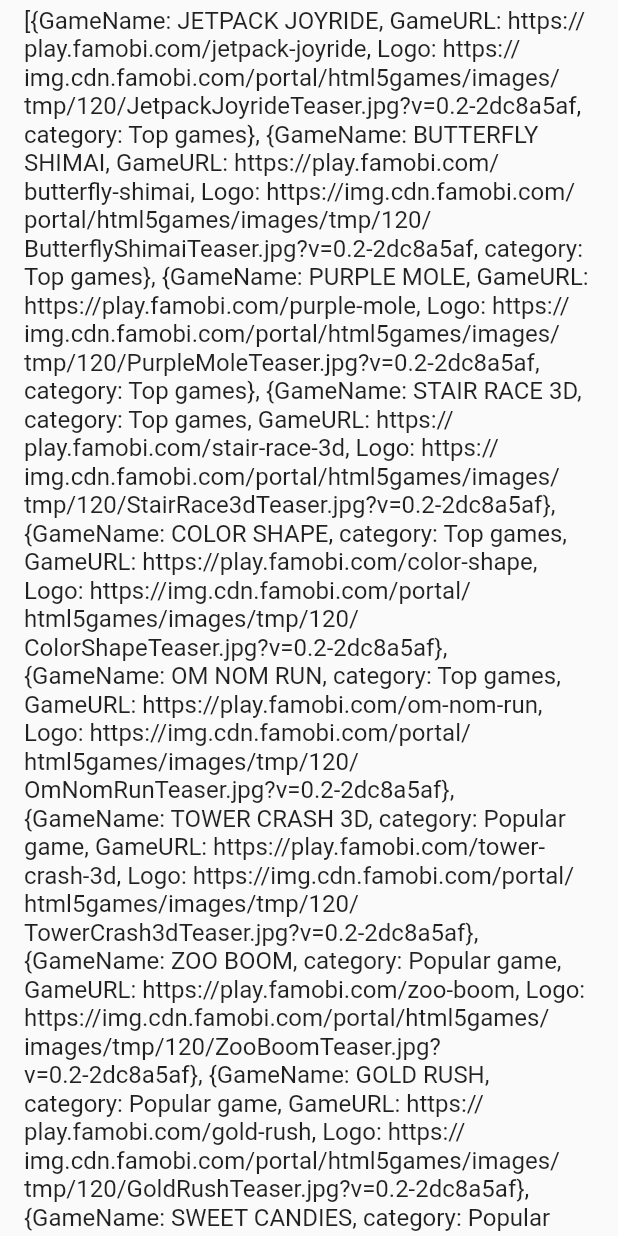
After one commit to mohitvora0707/AllGame-_App, a Flutter app: the MMM screen opened directly, on a phone screen of 412 x 824 dp. The commit adds this screen. Run offline on Flutter 3.47's test engine with Material 2 defaults, Android fonts, the phone set to English and light mode, and no system bars; our stand-ins replace animate_do, carousel_slider, cloud_firestore, connectivity_plus, dot_navigation_bar, double_back_to_close_app and 8 more; accounts and stored records are empty; network calls fail.

Commit message:
all change

```diff
--- a/lib/Data/AllGames_Data.dart
+++ b/lib/Data/AllGames_Data.dart
@@ -1,3 +1,5 @@
+final List<Map<String, dynamic>> kkkk = [];
+
 final List<Map<String, dynamic>> AllGame = [
   /// Topgames//
   {
@@ -404,24 +406,25 @@ final List<Map<String, dynamic>> AllGame = [
         'https://img.cdn.famobi.com/portal/html5games/images/tmp/120/BurninRubber_Teaser.jpg?v=0.2-2dc8a5af'
   },
 ];
+List ttttt = kkkk.where((element) => element["category"] == "Racing").toList();
 
 List Topgames =
-    AllGame.where((element) => element['category'] == 'Top games').toList();
+    AllGame.where((element) => element["category"] == "Top games").toList();
 
 List PopularGame =
-    AllGame.where((element) => element['category'] == 'Popular game').toList();
+    AllGame.where((element) => element["category"] == "Popular game").toList();
 
 List GirlsGame =
-    AllGame.where((element) => element['category'] == 'Girls game').toList();
+    AllGame.where((element) => element["category"] == "Girls game").toList();
 
 List QuizGame =
-    AllGame.where((element) => element['category'] == 'Quiz game').toList();
+    AllGame.where((element) => element["category"] == "Quiz game").toList();
 
 List Racing =
-    AllGame.where((element) => element['category'] == 'Racing').toList();
+    AllGame.where((element) => element["category"] == "Racing").toList();
 
 List Cards =
-    AllGame.where((element) => element['category'] == 'Cards').toList();
+    AllGame.where((element) => element["category"] == "Cards").toList();
 
 List Sport =
-    AllGame.where((element) => element['category'] == 'Sport').toList();
+    AllGame.where((element) => element["category"] == "Sport").toList();
--- /dev/null
+++ b/lib/Model/GameModel.dart
@@ -0,0 +1,35 @@
+import 'dart:convert';
+
+List<AllGameModel> allGameModelFromJson(String str) => List<AllGameModel>.from(
+    json.decode(str).map((x) => AllGameModel.fromJson(x)));
+
+String allGameModelToJson(List<AllGameModel> data) =>
+    json.encode(List<dynamic>.from(data.map((x) => x.toJson())));
+
+class AllGameModel {
+  AllGameModel({
+    required this.gameName,
+    required this.gameUrl,
+    required this.logo,
+    required this.category,
+  });
+
+  String gameName;
+  String gameUrl;
+  String logo;
+  String category;
+
+  factory AllGameModel.fromJson(Map<String, dynamic> json) => AllGameModel(
+        gameName: json["GameName"],
+        gameUrl: json["GameURL"],
+        logo: json["Logo"],
+        category: json["category"],
+      );
+
+  Map<String, dynamic> toJson() => {
+        "GameName": gameName,
+        "GameURL": gameUrl,
+        "Logo": logo,
+        "category": category,
+      };
+}
--- a/lib/main.dart
+++ b/lib/main.dart
@@ -1,8 +1,12 @@
+import 'package:firebase_core/firebase_core.dart';
 import 'package:flutter/material.dart';
 import 'package:get_storage/get_storage.dart';
 import 'View/Navigation .dart';
+import 'mmmm.dart';
 
 Future<void> main() async {
+  WidgetsFlutterBinding.ensureInitialized();
+  await Firebase.initializeApp();
   await GetStorage.init();
   runApp(MyApp());
 }
--- /dev/null
+++ b/lib/mmmm.dart
@@ -0,0 +1,21 @@
+import 'package:flutter/material.dart';
+import 'package:web_view_game/AllGames.dart';
+
+import 'Data/AllGames_Data.dart';
+
+class MMM extends StatelessWidget {
+  const MMM({Key? key}) : super(key: key);
+
+  @override
+  Widget build(BuildContext context) {
+    return Scaffold(
+      body: ListView.builder(
+        itemBuilder: (context, index) {
+          return ListTile(
+            title: Text('${AllGame}'),
+          );
+        },
+      ),
+    );
+  }
+}
--- a/pubspec.yaml
+++ b/pubspec.yaml
@@ -48,6 +48,8 @@ dependencies:
   get: ^4.6.5
   get_storage: ^2.0.3
   connectivity_plus: ^3.0.2
+  firebase_core: ^2.3.0
+  cloud_firestore: ^4.1.0
 
 
 dev_dependencies:
```
Also changed, not shown: lib/Controller/NavigationController.dart (added, +8 -0 lines), lib/View/Navigation .dart (+50 -3 lines), pubspec.lock, 3 other files.
